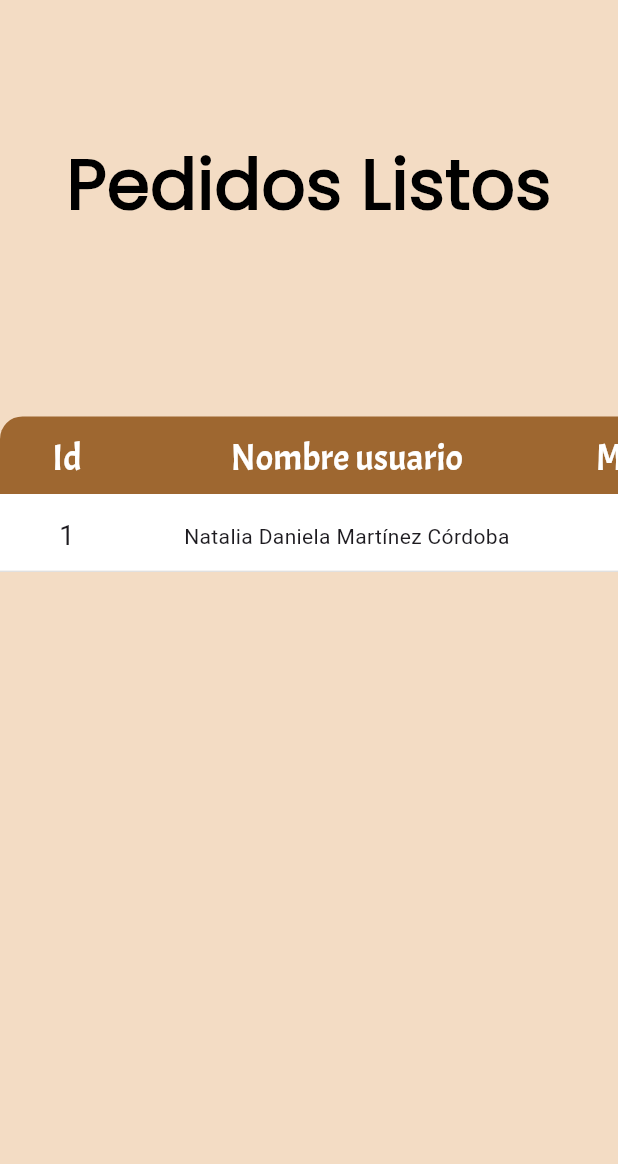
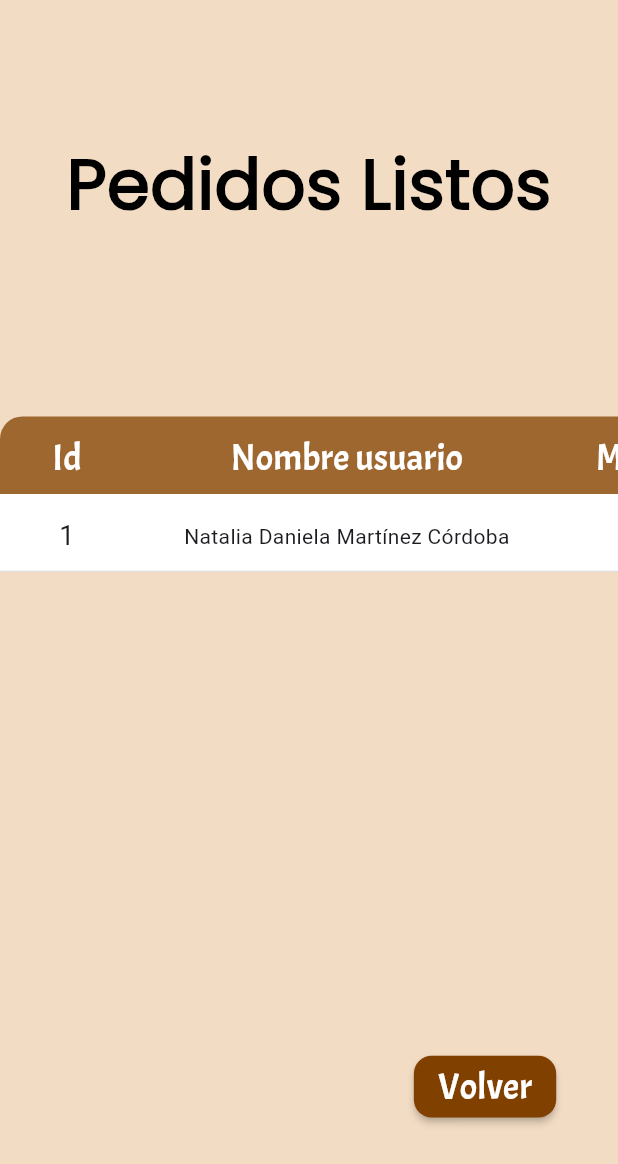
Before and after one commit to Pasusu0125/K, a Flutter app: the InicioPedidos screen opened by its route, after a tap on "Pedidos listos", on a phone screen of 412 x 824 dp. Shown: the top 1164 px of the screen. Run offline on Flutter 3.47's test engine with Material 3 defaults, Android fonts, the phone set to English and light mode, and no system bars; drawn by our look-alikes of auto_size_text; our stand-ins replace lottie; missing offline and left inert: adaptive_scrollbar; network calls fail.

Commit message:
Kioskito Admin 100%

```diff
--- a/lib/pages/pages_productos/inicio_pedidos.dart
+++ b/lib/pages/pages_productos/inicio_pedidos.dart
@@ -131,6 +131,24 @@ class _InicioPedidosState extends State<InicioPedidos> {
                 ],
               ),
             ),
+            Padding(
+              padding: EdgeInsets.only(
+                  top: MediaQuery.of(context).size.height * 0.2,
+                  right: MediaQuery.of(context).size.width * 0.1),
+              child: Row(
+                mainAxisAlignment: MainAxisAlignment.end,
+                children: [
+                  Btn1(
+                    w: MediaQuery.of(context).size.width * 0.1,
+                    h: MediaQuery.of(context).size.height * 0.05,
+                    child: const TextoBotones(text: 'Volver'),
+                    op: () {
+                      Navigator.pushNamed(context, '/opciones');
+                    },
+                  )
+                ],
+              ),
+            )
           ],
         ),
       ),
--- a/lib/pages/pages_productos/pedidosListos.dart
+++ b/lib/pages/pages_productos/pedidosListos.dart
@@ -3,6 +3,7 @@ import 'package:flutter/material.dart';
 import 'package:flutter/widgets.dart';
 import 'package:kioskito_gerente/common/paleta.dart';
 import 'package:kioskito_gerente/common/style.dart';
+import 'package:kioskito_gerente/structure/botons.dart';
 import 'package:kioskito_gerente/structure/cont_txt.dart';
 import 'package:kioskito_gerente/structure/objects.dart';
 import 'package:kioskito_gerente/structure/tablas.dart';
@@ -73,7 +74,10 @@ class _PedidosListosState extends State<PedidosListos> {
                           Container(
                             alignment: Alignment.center,
                             child: BtnIconoInfo(
-                              op: () {},
+                              op: () {
+                                Navigator.pushNamed(
+                                    context, '/informacionPedidos');
+                              },
                             ),
                           ),
                         ),
@@ -82,6 +86,24 @@ class _PedidosListosState extends State<PedidosListos> {
                   ],
                 ),
               ),
+              Padding(
+                padding: EdgeInsets.only(
+                    top: MediaQuery.of(context).size.height * 0.25,
+                    right: MediaQuery.of(context).size.width * 0.1),
+                child: Row(
+                  mainAxisAlignment: MainAxisAlignment.end,
+                  children: [
+                    Btn1(
+                      w: MediaQuery.of(context).size.width * 0.1,
+                      h: MediaQuery.of(context).size.height * 0.05,
+                      child: const TextoBotones(text: 'Volver'),
+                      op: () {
+                        Navigator.pushNamed(context, '/inicioPedidos');
+                      },
+                    )
+                  ],
+                ),
+              )
             ],
           ),
         ),
--- a/lib/structure/alertDialogAgregar.dart
+++ b/lib/structure/alertDialogAgregar.dart
@@ -159,7 +159,7 @@ class AlertDialogAgregar extends StatelessWidget {
                                     title: ContenedorTexto(
                                         maxL: 1,
                                         w: MediaQuery.of(context).size.width *
-                                            0.3,
+                                            0.2,
                                         h: MediaQuery.of(context).size.height *
                                             0.08,
                                         text: 'Aviso',
@@ -167,8 +167,8 @@ class AlertDialogAgregar extends StatelessWidget {
                                         maxF: 42,
                                         minF: 8,
                                         posicionText: Alignment.center),
-                                    w: 0.2,
-                                    h: 0.3,
+                                    w: 0.1,
+                                    h: 0.15,
                                     child: LayoutBuilder(
                                       builder: (context, constraints) {
                                         var tamanioAlert = constraints;
--- a/lib/structure/alertDialogEditar.dart
+++ b/lib/structure/alertDialogEditar.dart
@@ -159,7 +159,7 @@ class AlertDialogEditar extends StatelessWidget {
                                     title: ContenedorTexto(
                                         maxL: 1,
                                         w: MediaQuery.of(context).size.width *
-                                            0.3,
+                                            0.2,
                                         h: MediaQuery.of(context).size.height *
                                             0.08,
                                         text: 'Aviso',
@@ -168,7 +168,7 @@ class AlertDialogEditar extends StatelessWidget {
                                         minF: 8,
                                         posicionText: Alignment.center),
                                     w: 0.2,
-                                    h: 0.3,
+                                    h: 0.2,
                                     child: LayoutBuilder(
                                       builder: (context, constraints) {
                                         var tamanioAlert = constraints;
--- a/lib/structure/objects.dart
+++ b/lib/structure/objects.dart
@@ -55,15 +55,15 @@ class BtnIconoEliminar extends StatelessWidget {
               color: blanco,
               title: ContenedorTexto(
                   maxL: 1,
-                  w: MediaQuery.of(context).size.width * 0.3,
+                  w: MediaQuery.of(context).size.width * 0.1,
                   h: MediaQuery.of(context).size.height * 0.08,
                   text: 'Aviso',
                   style: temaApp.textTheme.titleMedium,
                   maxF: 42,
                   minF: 8,
                   posicionText: Alignment.center),
-              w: 0.2,
-              h: 0.15,
+              w: 0.1,
+              h: 0.1,
               child: LayoutBuilder(
                 builder: (context, constraints) {
                   var tamanioAlert = constraints;
```
Also changed, not shown: lib/pages/pages_productos/historialPedidos.dart (+23 -1 lines), lib/pages/pages_productos/informacionPedido.dart (+6 -3 lines), lib/pages/pages_productos/inicio_productos.dart (+3 -4 lines).
